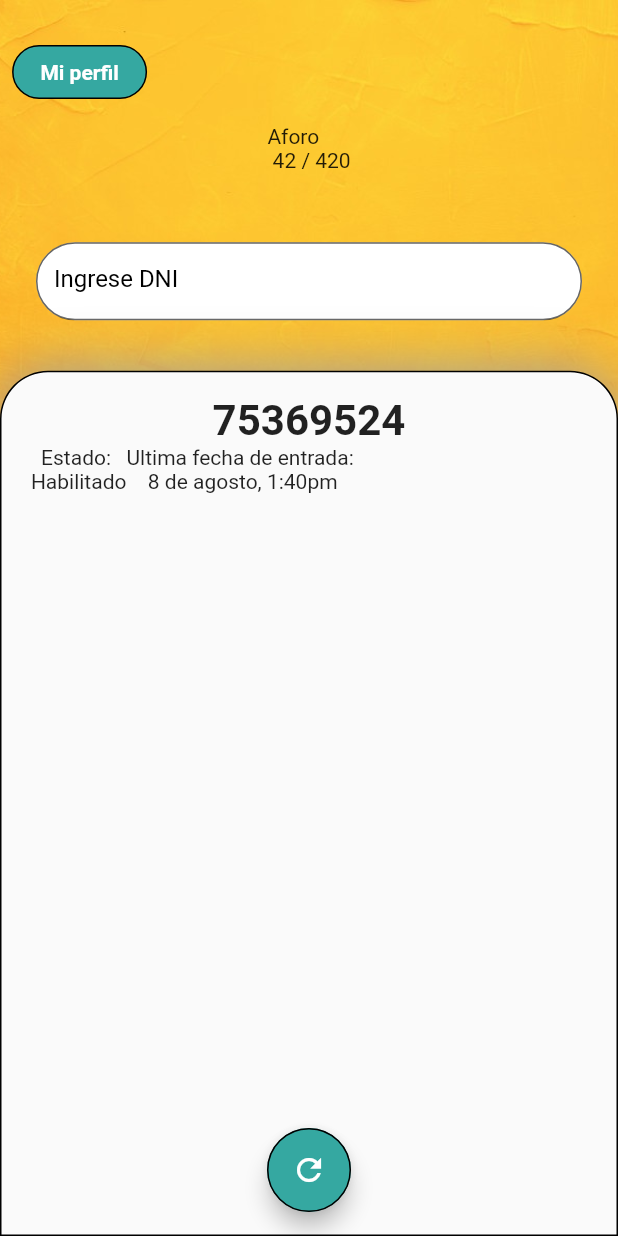
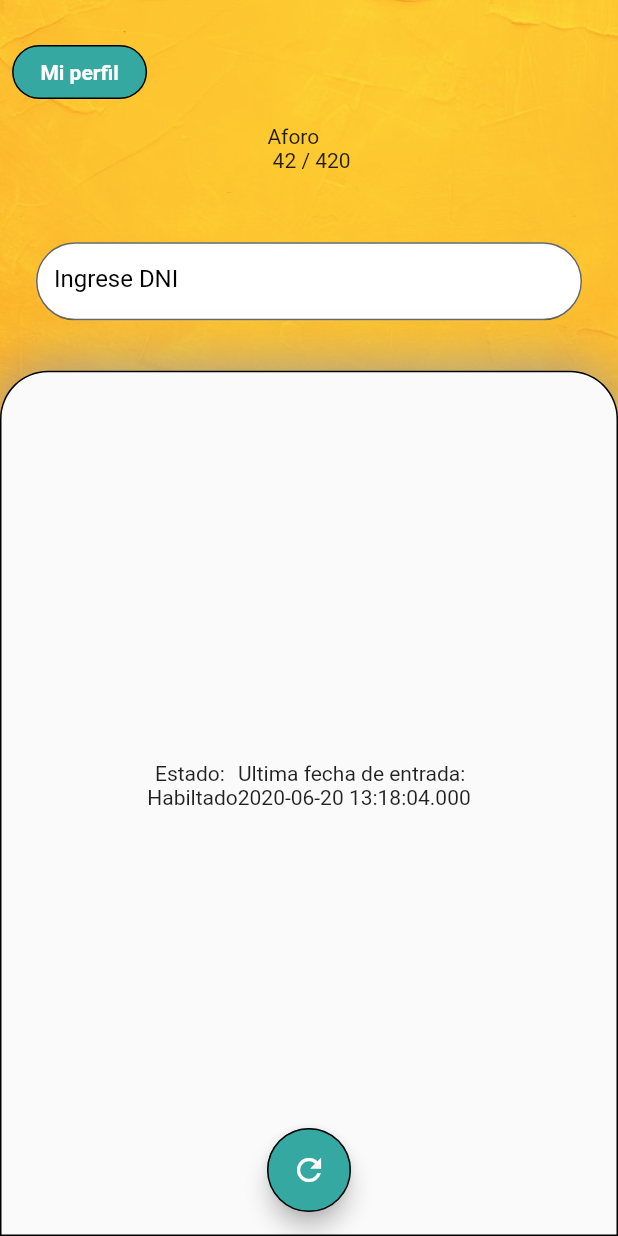
Before and after one commit to AiltonSalguero/Registro_de_personas, a Flutter app: the PrincipalPage screen opened by its route, on a phone screen of 412 x 824 dp. Run offline on Flutter 3.47's test engine with Material 2 defaults, Android fonts, the phone set to English and light mode, and no system bars; our stand-ins replace flutter_dotenv, percent_indicator; missing offline and left inert: flutter_open_whatsapp; accounts and stored records are empty; Roboto replaces fonts that are missing (Product_Sans_Bold).

```diff
--- /dev/null
+++ b/lib/dao/dao2.dart
@@ -0,0 +1,15 @@
+import 'package:registro/model/comprador.dart';
+
+class Dao{
+
+  aumentarCantidadPersonas(){}
+  disminuirCantidadPersonas(){}
+
+  static Comprador obtenerCompradorConDni(String dni){
+    // devuelve los nombres, fecha ultima de ingreso
+    Comprador rocha = Comprador(dni,"Eward Giuseppe", "Rocha Espinoza");
+     rocha.fechaIngreso = DateTime.parse("2020-06-20 13:18:04");
+    rocha.fechaSalida = DateTime.parse("2020-06-20 13:30:06");
+    return rocha;
+  }
+}
--- a/lib/dao/sesion.dart
+++ b/lib/dao/sesion.dart
@@ -4,6 +4,7 @@
   Por limpiar
 */
 
+import 'package:registro/model/comprador.dart';
 import 'package:registro/model/libro.dart';
 import 'package:registro/model/usuario.dart';
 
@@ -28,4 +29,13 @@ class Sesion {
   static ListaLibros librosDelUsuarioSeleccionado = ListaLibros();
 
   // que se guarden los datos en estas variables estaticas?
+
+
+
+
+  // Comprador actual
+  static Comprador compradorActual = Comprador("Dni", "Nombres", "Apellidos");
+  static String estadoComprador = "";
+  static var ultimaFechaMostrada;
+
 }
--- /dev/null
+++ b/lib/model/comprador.dart
@@ -0,0 +1,57 @@
+/*
+   Un libro solo le pertenece a un usuario
+
+   Por limpiar
+*/
+class Comprador {
+  String dni;
+  String nombres;
+  String apellidos;
+  var fechaIngreso;
+  var fechaSalida;
+
+  Comprador(this.dni, this.nombres, this.apellidos) {
+    this.fechaIngreso = DateTime.parse("2020-05-20 13:18:04Z");
+    this.fechaSalida = DateTime.parse("2020-05-20 13:30:06Z");
+  }
+
+  Comprador.fromJson(Map<String, dynamic> json) {
+    dni = json['dni'];
+    nombres = json['nombres'];
+    apellidos = json['apellidos'];
+    fechaIngreso = json['fechaIngreso'];
+    fechaSalida = json['fechaSalida'];
+  }
+
+  Map<String, dynamic> toJson() {
+    final data = Map<String, dynamic>();
+    data['dni'] = this.dni;
+    data['nombres'] = this.nombres;
+    data['apellidos'] = this.apellidos;
+    data['fechaIngreso'] = this.fechaIngreso;
+    data['fechaSalida'] = this.fechaSalida;
+    return data;
+  }
+}
+
+class ListaCompradores {
+  List<Comprador> lista = List<Comprador>();
+
+  ListaCompradores({this.lista});
+
+  ListaCompradores.fromJson(List<dynamic> json) {
+    if (json != null) {
+      json.forEach((v) {
+        lista.add(Comprador.fromJson(v));
+      });
+    }
+  }
+
+  List<dynamic> toJson() {
+    List<dynamic> data = List<dynamic>();
+    if (this.lista.isNotEmpty) {
+      data = this.lista.map((v) => v.toJson()).toList();
+    }
+    return data;
+  }
+}
--- a/lib/pages/principal.dart
+++ b/lib/pages/principal.dart
@@ -6,14 +6,12 @@
 
 import 'package:flutter/material.dart';
 import 'package:registro/dao/sesion.dart';
-import 'package:registro/model/libro.dart';
 import 'package:registro/util/screen.dart';
 import 'package:registro/util/temaPersonlizado.dart';
-import 'package:registro/util/utilFunctions.dart';
 import 'package:registro/widgets/inputPersonalizado.dart';
 import 'package:registro/widgets/labelPerzonalizado.dart';
 import 'package:registro/widgets/botonPersonalizado.dart';
-
+import 'package:registro/dao/dao2.dart';
 class PrincipalPage extends StatefulWidget {
   @override
   _PrincipalPageState createState() => _PrincipalPageState();
@@ -29,7 +27,7 @@ class _PrincipalPageState extends State<PrincipalPage> {
 
   @override
   Widget build(BuildContext context) {
-    print("lista_libros");
+    print("principal");
     return Scaffold(
       resizeToAvoidBottomPadding: false,
       body: Stack(
@@ -78,7 +76,7 @@ class _PrincipalPageState extends State<PrincipalPage> {
               ),
               child: Column(
                 children: <Widget>[
-                  titulo1Label("75369524"),
+                  titulo1Label(Sesion.compradorActual.dni),
                   _buildEstadoPersona(),
                 ],
               ),
@@ -98,7 +96,7 @@ class _PrincipalPageState extends State<PrincipalPage> {
         child: Icon(
           Icons.refresh,
         ),
-        onPressed: () =>{},
+        onPressed: () =>_mostrarEstado(dniController.text),
       ),
       floatingActionButtonLocation: FloatingActionButtonLocation.centerFloat,
     );
@@ -130,14 +128,20 @@ class _PrincipalPageState extends State<PrincipalPage> {
             Radius.circular(16.0),
           ),
         ),
-        child: Row(children: <Widget>[
-          Column(children: <Widget>[
+        child: Row(
+          mainAxisAlignment: MainAxisAlignment.center,
+          children: <Widget>[
+          Column(
+            mainAxisAlignment: MainAxisAlignment.center,
+            children: <Widget>[
             Text("Estado: "),
-            Text("Habilitado"),
+            Text(Sesion.estadoComprador),
           ],),
-          Column(children: <Widget>[
+          Column(
+            mainAxisAlignment: MainAxisAlignment.center,
+            children: <Widget>[
             Text("Ultima fecha de entrada: "),
-            Text("8 de agosto, 1:40pm"),
+            Text(Sesion.ultimaFechaMostrada.toString()),
           ],)
         ],)
       ),
@@ -147,7 +151,7 @@ class _PrincipalPageState extends State<PrincipalPage> {
   Widget _buildDniInput() {
     return Align(
       alignment: Alignment(0, -0.62),
-      child: inputPrincipal("Ingrese DNI", dniController)
+      child: inputPrincipalNumber("Ingrese DNI", dniController, _mostrarEstado(dniController.text))
 
     );
   }
@@ -155,4 +159,22 @@ class _PrincipalPageState extends State<PrincipalPage> {
   _irAmiPerfil() {
     Navigator.of(context).pushReplacementNamed('/perfil');
   }
+
+  _mostrarEstado(String dni){
+
+    Sesion.compradorActual = Dao.obtenerCompradorConDni(dni);
+    var fechaActual = new DateTime.now();
+    var fechaNuevoIngreso = Sesion.compradorActual.fechaSalida.add(Duration(hours: 23));
+    String estado;
+    if(fechaActual.isAfter(fechaNuevoIngreso)){
+      estado = "Habiltado";
+    }else{
+      estado = "No habilitado";
+    }
+
+    setState(() {
+      Sesion.estadoComprador = estado;
+      Sesion.ultimaFechaMostrada = Sesion.compradorActual.fechaIngreso;
+    });
+  }
 }
--- a/lib/widgets/inputPersonalizado.dart
+++ b/lib/widgets/inputPersonalizado.dart
@@ -126,3 +126,41 @@ Widget inputDialogNumber(
     ),
   );
 }
+
+Widget inputPrincipalNumber(String texto, TextEditingController controller, Function enviarDatos) {
+  return Container(
+    height: 100.0,
+    width: double.infinity,
+    child: Padding(
+      padding: const EdgeInsets.all(
+        24.0,
+      ),
+      child: TextField(
+        inputFormatters: [WhitelistingTextInputFormatter.digitsOnly],
+        keyboardType: TextInputType.number,
+        onSubmitted: enviarDatos,
+        controller: controller,
+        decoration: InputDecoration(
+          border: OutlineInputBorder(
+            borderSide: BorderSide(
+              color: Colors.black,
+              width: 4.0,
+            ),
+            borderRadius: BorderRadius.all(
+              Radius.circular(
+                28.0,
+              ),
+            ),
+          ),
+          filled: true,
+          hintStyle: TextStyle(
+            color: Colors.black,
+            fontSize: 16.0,
+          ),
+          hintText: texto,
+          fillColor: Colors.white,
+        ),
+      ),
+    ),
+  );
+}
```
